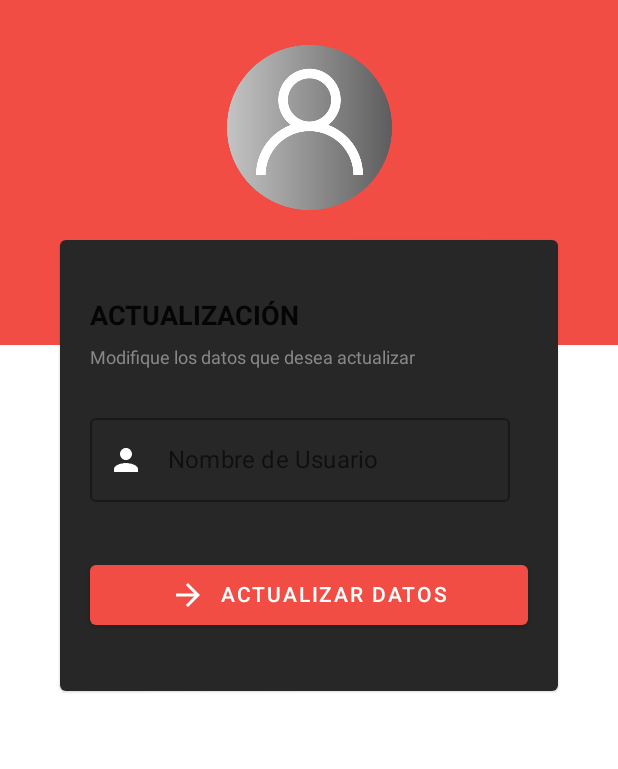
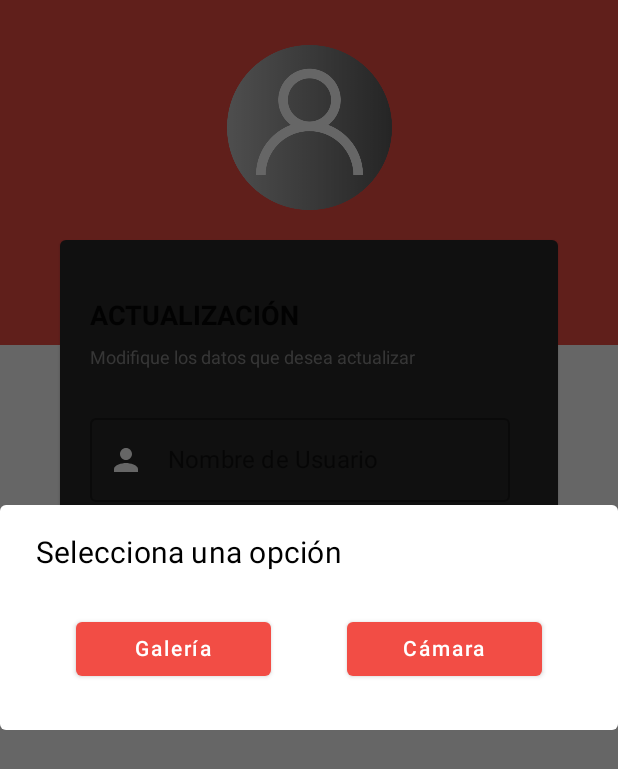
Before and after one commit to faradius/Gamer_MVVM_App, an Android app built with Jetpack Compose: the composable ProfileEditContent shown on its own in the app's theme, after a tap on "Imagen de usuario", on a phone screen of 412 x 824 dp. Shown: the top 769 px of the screen. Run offline under Robolectric (Android 15) with nearby library versions, the phone set to English and light mode, and no system bars; our stand-ins replace Dagger/Hilt's generated code, Firebase (no records; nobody signed in at launch, a user with empty details on screens opened directly); 2 statements that could not run were skipped.

Commit message:
Creando un Dialog para seleccionar de galeria o camará para establecerla en la foto de perfil

```diff
--- /dev/null
+++ b/app/src/main/java/com/alex/gamermvvmapp/presentation/components/DialogCapturePicture.kt
@@ -0,0 +1,65 @@
+package com.alex.gamermvvmapp.presentation.components
+
+import androidx.compose.foundation.layout.*
+import androidx.compose.material.AlertDialog
+import androidx.compose.material.Button
+import androidx.compose.material.Text
+import androidx.compose.runtime.Composable
+import androidx.compose.runtime.MutableState
+import androidx.compose.ui.Modifier
+import androidx.compose.ui.graphics.Color
+import androidx.compose.ui.unit.dp
+import androidx.compose.ui.unit.sp
+
+@Composable
+fun DialogCapturePicture(
+    status: MutableState<Boolean>,
+    takePhoto: () -> Unit,
+    pickImage: () -> Unit
+) {
+    if (status.value) {
+        AlertDialog(
+            modifier = Modifier
+                .fillMaxWidth()
+                .height(150.dp),
+            //para que el alertDialog se oculte al presionar fuera de el
+            onDismissRequest = { status.value = false },
+            backgroundColor = Color.White,
+            title = {
+                Text(
+                    text = "Selecciona una opción",
+                    fontSize = 20.sp,
+                    color = Color.Black
+                )
+            },
+            buttons = {
+                //Se hace una fila donde contendra dos botones
+                Row(
+                    modifier = Modifier
+                        .fillMaxWidth()
+                        .padding(vertical = 30.dp),
+                    horizontalArrangement = Arrangement.SpaceEvenly
+                ) {
+                    Button(
+                        modifier = Modifier.width(130.dp),
+                        onClick = {
+                            status.value = false
+                            pickImage()
+                        }
+                    ) {
+                        Text(text = "Galería")
+                    }
+                    Button(
+                        modifier = Modifier.width(130.dp),
+                        onClick = {
+                            status.value = false
+                            takePhoto()
+                        }
+                    ) {
+                        Text(text = "Cámara")
+                    }
+                }
+            }
+        )
+    }
+}
--- a/app/src/main/java/com/alex/gamermvvmapp/presentation/screens/profile_edit/ProfileEditViewModel.kt
+++ b/app/src/main/java/com/alex/gamermvvmapp/presentation/screens/profile_edit/ProfileEditViewModel.kt
@@ -51,16 +51,21 @@ class ProfileEditViewModel @Inject constructor(
     //Obtener imagen de galeria
     fun pickImage() = viewModelScope.launch {
         val result = resultingActivityHandler.getContent("image/*")
-        imageUri = result.toString()
+        if (result != null) {
+            imageUri = result.toString()
+        }
+
     }
 
     //Tomar foto con la camara
     fun takePhoto() = viewModelScope.launch {
         val result = resultingActivityHandler.takePicturePreview()
-        imageUri = ComposeFileProvider.getPathFromBitmap(context, result!!)
+        if (result != null) {
+            imageUri = ComposeFileProvider.getPathFromBitmap(context, result)
+        }
     }
 
-    fun onUpdate(){
+    fun onUpdate() {
         val myUser = User(
             id = user.id,
             username = state.username,
--- a/app/src/main/java/com/alex/gamermvvmapp/presentation/screens/profile_edit/components/ProfileEditContent.kt
+++ b/app/src/main/java/com/alex/gamermvvmapp/presentation/screens/profile_edit/components/ProfileEditContent.kt
@@ -15,6 +15,8 @@ import androidx.compose.material.icons.filled.Lock
 import androidx.compose.material.icons.filled.Person
 import androidx.compose.material.icons.outlined.Lock
 import androidx.compose.runtime.Composable
+import androidx.compose.runtime.mutableStateOf
+import androidx.compose.runtime.remember
 import androidx.compose.ui.Alignment
 import androidx.compose.ui.Modifier
 import androidx.compose.ui.draw.clip
@@ -32,6 +34,7 @@ import coil.compose.AsyncImage
 import com.alex.gamermvvmapp.R
 import com.alex.gamermvvmapp.presentation.components.DefaultButtom
 import com.alex.gamermvvmapp.presentation.components.DefaultTextField
+import com.alex.gamermvvmapp.presentation.components.DialogCapturePicture
 import com.alex.gamermvvmapp.presentation.screens.profile_edit.ProfileEditViewModel
 import com.alex.gamermvvmapp.presentation.ui.theme.DarkGray500
 import com.alex.gamermvvmapp.presentation.ui.theme.Red500
@@ -44,6 +47,13 @@ fun ProfileEditContent(
 ) {
     val state = viewModel.state
     viewModel.resultingActivityHandler.handle()
+    var dialogState = remember{ mutableStateOf(false) }
+
+    DialogCapturePicture(
+        status = dialogState,
+        takePhoto = { viewModel.takePhoto() },
+        pickImage = { viewModel.pickImage() }
+    )
 
     Box(
         modifier = Modifier
@@ -67,7 +77,8 @@ fun ProfileEditContent(
                         modifier = Modifier
                             .height(110.dp)
                             .width(110.dp)
-                            .clip(CircleShape),
+                            .clip(CircleShape)
+                            .clickable { dialogState.value = true },
                         contentScale = ContentScale.Crop,
                         model = viewModel.imageUri,
                         contentDescription = "Selected image"
@@ -77,7 +88,7 @@ fun ProfileEditContent(
                         modifier = Modifier
                             .height(110.dp)
                             .clickable {
-                                viewModel.takePhoto()
+                                dialogState.value = true
                             },
                         painter = painterResource(id = R.drawable.user),
                         contentDescription = "Imagen de usuario"
```
